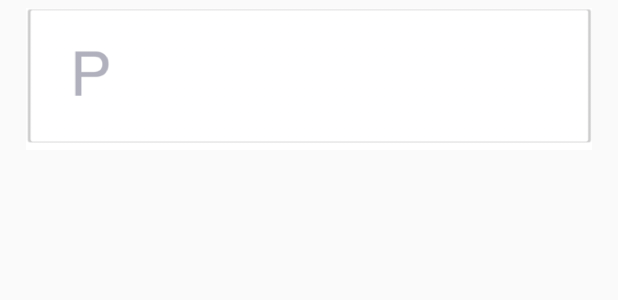
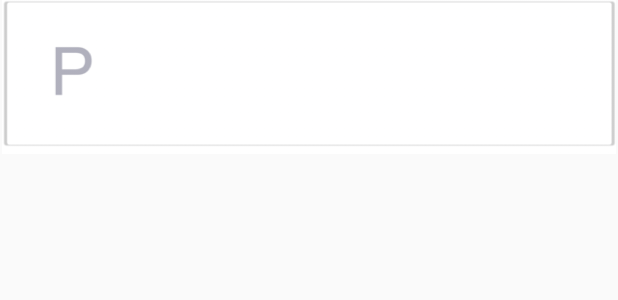
Before and after one commit to erntye/ParkMe, an Android app: the layout carpark_list_row.xml on its own in the app's theme, with its tools: preview values and no code run, on a phone screen of 412 x 824 dp. Shown: the top 300 px of the screen. Run offline under Robolectric (Android 15) with nearby library versions, the light colour scheme and no system bars.

Commit message:
Improved UI of suggestion

```diff
--- a/app/src/main/java/com/example/chiilek/parkme/Suggestion/SuggestionAdapter.java
+++ b/app/src/main/java/com/example/chiilek/parkme/Suggestion/SuggestionAdapter.java
@@ -66,7 +66,7 @@ public class SuggestionAdapter extends RecyclerView.Adapter<SuggestionAdapter.My
         holder.buttonImage.setImageResource(drawableID);
         holder.address.setText(CP.getCarParkStaticInfo().getAddress());
         holder.distance.setText(Integer.toString((int)CP.getDistance()) + "m away");
-        holder.availability.setText("Number of available lots: "+ CP.getAvailability());
+        holder.availability.setText(CP.getAvailability()+ " Available Lots");
         holder.timeToReach.setText("Time away: "+ CP.getDuration());
         holder.parentLayout.setOnClickListener(new View.OnClickListener(){
             @Override
--- a/app/src/main/res/layout/carpark_list_row.xml
+++ b/app/src/main/res/layout/carpark_list_row.xml
@@ -6,10 +6,6 @@
     android:clickable="true"
     android:focusable="true"
     android:orientation="vertical"
-    android:paddingBottom="@dimen/row_padding_vertical"
-    android:paddingLeft="@dimen/activity_horizontal_margin"
-    android:paddingRight="@dimen/activity_horizontal_margin"
-    android:paddingTop="@dimen/row_padding_vertical"
     android:id="@+id/parent_layout"
     >
 
@@ -27,10 +23,12 @@
         android:layout_width="match_parent"
         android:layout_height="wrap_content"
         android:layout_alignStart="@+id/parking_suggestion_box.png"
+        android:layout_marginBottom="15dp"
+        android:paddingTop="10dp"
         android:layout_alignTop="@+id/parking_suggestion_box.png"
-        android:layout_marginStart="56dp"
+        android:layout_marginStart="66dp"
         android:textColor="@color/colorMain"
-        android:textSize="18dp"
+        android:textSize="15dp"
         android:textStyle="bold" />
 
     <TextView
@@ -53,9 +51,10 @@
         android:id="@+id/time"
         android:layout_width="wrap_content"
         android:layout_height="wrap_content"
+        android:paddingRight="10dp"
         android:layout_alignBottom="@+id/distance"
         android:layout_alignRight="@id/parking_suggestion_box.png"
-
+        android:textStyle="bold"
         android:textSize="12dp" />
 
 
--- a/app/src/main/res/values/dimens.xml
+++ b/app/src/main/res/values/dimens.xml
@@ -1,8 +1,4 @@
 <?xml version="1.0" encoding="utf-8"?>
 <resources>
 <!-- Default screen margins, per the Android Design guidelines. -->
-<dimen name="activity_horizontal_margin">16dp</dimen>
-<dimen name="activity_vertical_margin">16dp</dimen>
-<dimen name="fab_margin">16dp</dimen>
-<dimen name="row_padding_vertical">5dp</dimen>
 </resources>
```
